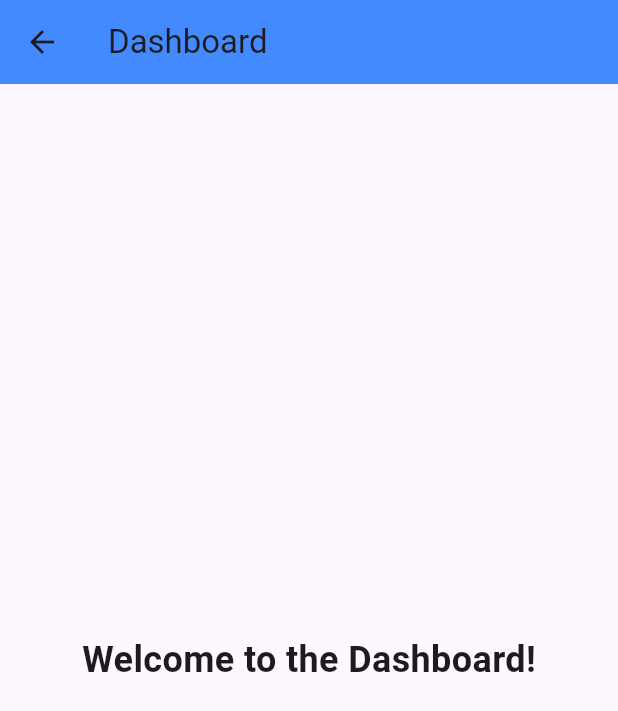
After one commit to Benjaminmun/shelfmate11, a Flutter app: the DashboardPage screen opened by its route, on a phone screen of 412 x 824 dp. The commit adds this screen. Shown: the top 711 px of the screen. Run offline on Flutter 3.47's test engine with Material 3 defaults, Android fonts, the phone set to English and light mode, and no system bars.

Commit message:
minor changes

```diff
--- /dev/null
+++ b/frontend/lib/dashboard_page.dart
@@ -0,0 +1,19 @@
+import 'package:flutter/material.dart';
+
+class DashboardPage extends StatelessWidget {
+  @override
+  Widget build(BuildContext context) {
+    return Scaffold(
+      appBar: AppBar(
+        title: Text('Dashboard'),
+        backgroundColor: Colors.blueAccent,
+      ),
+      body: Center(
+        child: Text(
+          'Welcome to the Dashboard!',
+          style: TextStyle(fontSize: 24, fontWeight: FontWeight.bold),
+        ),
+      ),
+    );
+  }
+}
```
Also changed, not shown: frontend/lib/main.dart (+10 -2 lines), 44 other files.
